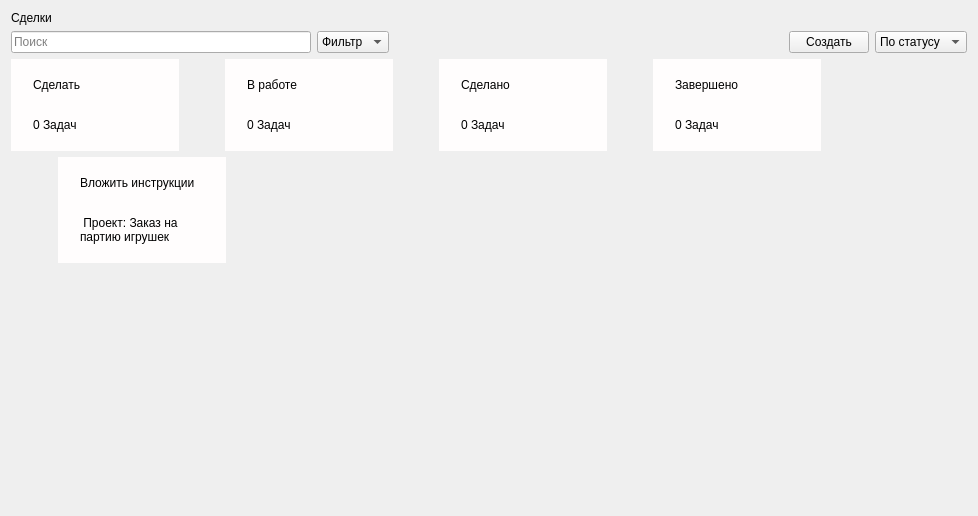
Above: CRMWindow.ui from Barnaga/TerraCRM before the change. Below: the same form after it.
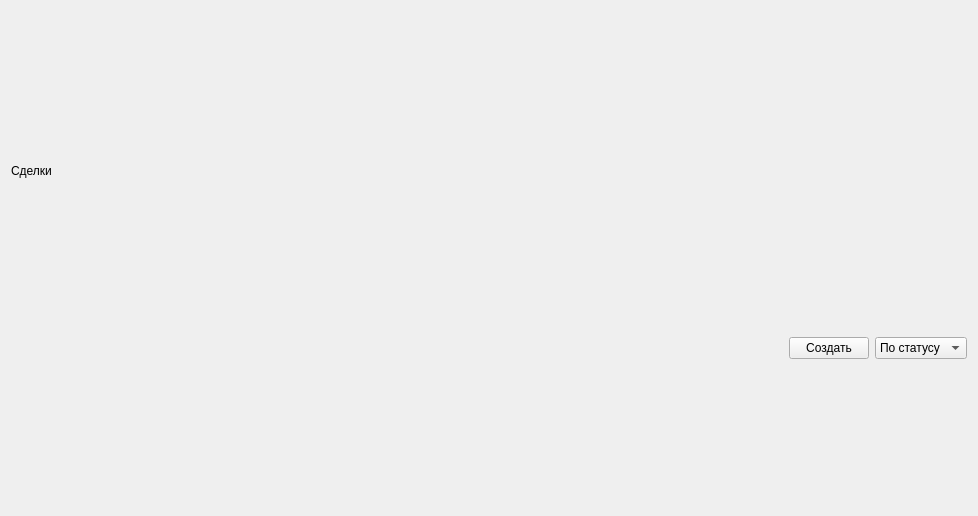
That is the form after the change.

```diff
--- a/CRMWindow.ui
+++ b/CRMWindow.ui
@@ -13,8 +13,8 @@
   <property name="windowTitle">
    <string>Form</string>
   </property>
-  <layout class="QFormLayout" name="formLayout">
-   <item row="0" column="0">
+  <layout class="QVBoxLayout" name="verticalLayout">
+   <item>
     <widget class="QLabel" name="dealsLbl">
      <property name="maximumSize">
       <size>
@@ -27,30 +27,8 @@
      </property>
     </widget>
    </item>
-   <item row="1" column="0" colspan="2">
+   <item>
     <layout class="QHBoxLayout" name="horizontalLayout_2">
-     <item>
-      <widget class="QLineEdit" name="lineEdit">
-       <property name="maximumSize">
-        <size>
-         <width>300</width>
-         <height>16777215</height>
-        </size>
-       </property>
-       <property name="placeholderText">
-        <string>Поиск</string>
-       </property>
-      </widget>
-     </item>
-     <item>
-      <widget class="QComboBox" name="comboBox">
-       <item>
-        <property name="text">
-         <string>Фильтр</string>
-        </property>
-       </item>
-      </widget>
-     </item>
      <item>
       <spacer name="horizontalSpacer_4">
        <property name="orientation">
@@ -94,285 +72,8 @@
      </item>
     </layout>
    </item>
-   <item row="2" column="0" colspan="2">
-    <layout class="QHBoxLayout" name="horizontalLayout">
-     <item>
-      <widget class="QWidget" name="toDoWidget" native="true">
-       <property name="sizePolicy">
-        <sizepolicy hsizetype="Maximum" vsizetype="Maximum">
-         <horstretch>0</horstretch>
-         <verstretch>0</verstretch>
-        </sizepolicy>
-       </property>
-       <property name="styleSheet">
-        <string notr="true">background-color: rgb(255,253,253);
-padding: 10px 10px;</string>
-       </property>
-       <layout class="QVBoxLayout" name="verticalLayout_4">
-        <item>
-         <widget class="QLabel" name="toDoTasksLbl">
-          <property name="sizePolicy">
-           <sizepolicy hsizetype="Minimum" vsizetype="Minimum">
-            <horstretch>0</horstretch>
-            <verstretch>0</verstretch>
-           </sizepolicy>
-          </property>
-          <property name="minimumSize">
-           <size>
-            <width>150</width>
-            <height>30</height>
-           </size>
-          </property>
-          <property name="styleSheet">
-           <string notr="true"/>
-          </property>
-          <property name="text">
-           <string>Сделать</string>
-          </property>
-         </widget>
-        </item>
-        <item>
-         <widget class="QLabel" name="toDoTasks">
-          <property name="text">
-           <string>0 Задач</string>
-          </property>
-         </widget>
-        </item>
-       </layout>
-      </widget>
-     </item>
-     <item>
-      <spacer name="horizontalSpacer">
-       <property name="orientation">
-        <enum>Qt::Orientation::Horizontal</enum>
-       </property>
-       <property name="sizeType">
-        <enum>QSizePolicy::Policy::Fixed</enum>
-       </property>
-       <property name="sizeHint" stdset="0">
-        <size>
-         <width>40</width>
-         <height>0</height>
-        </size>
-       </property>
-      </spacer>
-     </item>
-     <item>
-      <widget class="QWidget" name="toWorksWidget" native="true">
-       <property name="sizePolicy">
-        <sizepolicy hsizetype="Maximum" vsizetype="Maximum">
-         <horstretch>0</horstretch>
-         <verstretch>0</verstretch>
-        </sizepolicy>
-       </property>
-       <property name="styleSheet">
-        <string notr="true">background-color: rgb(255,253,253);
-padding: 10px 10px;</string>
-       </property>
-       <layout class="QVBoxLayout" name="verticalLayout_2">
-        <item>
-         <widget class="QLabel" name="toWorksTasksLbl">
-          <property name="sizePolicy">
-           <sizepolicy hsizetype="Minimum" vsizetype="Minimum">
-            <horstretch>0</horstretch>
-            <verstretch>0</verstretch>
-           </sizepolicy>
-          </property>
-          <property name="minimumSize">
-           <size>
-            <width>150</width>
-            <height>30</height>
-           </size>
-          </property>
-          <property name="styleSheet">
-           <string notr="true"/>
-          </property>
-          <property name="text">
-           <string>В работе</string>
-          </property>
-         </widget>
-        </item>
-        <item>
-         <widget class="QLabel" name="toWorksTasks">
-          <property name="text">
-           <string>0 Задач</string>
-          </property>
-         </widget>
-        </item>
-       </layout>
-      </widget>
-     </item>
-     <item>
-      <spacer name="horizontalSpacer_2">
-       <property name="orientation">
-        <enum>Qt::Orientation::Horizontal</enum>
-       </property>
-       <property name="sizeType">
-        <enum>QSizePolicy::Policy::Fixed</enum>
-       </property>
-       <property name="sizeHint" stdset="0">
-        <size>
-         <width>40</width>
-         <height>20</height>
-        </size>
-       </property>
-      </spacer>
-     </item>
-     <item>
-      <widget class="QWidget" name="toDoneWidget" native="true">
-       <property name="sizePolicy">
-        <sizepolicy hsizetype="Maximum" vsizetype="Maximum">
-         <horstretch>0</horstretch>
-         <verstretch>0</verstretch>
-        </sizepolicy>
-       </property>
-       <property name="styleSheet">
-        <string notr="true">background-color: rgb(255,253,253);
-padding: 10px 10px;</string>
-       </property>
-       <layout class="QVBoxLayout" name="verticalLayout_3">
-        <item>
-         <widget class="QLabel" name="toDoneTasksLbl">
-          <property name="sizePolicy">
-           <sizepolicy hsizetype="Minimum" vsizetype="Minimum">
-            <horstretch>0</horstretch>
-            <verstretch>0</verstretch>
-           </sizepolicy>
-          </property>
-          <property name="minimumSize">
-           <size>
-            <width>150</width>
-            <height>30</height>
-           </size>
-          </property>
-          <property name="styleSheet">
-           <string notr="true"/>
-          </property>
-          <property name="text">
-           <string>Сделано</string>
-          </property>
-         </widget>
-        </item>
-        <item>
-         <widget class="QLabel" name="toDoneTasks">
-          <property name="text">
-           <string>0 Задач</string>
-          </property>
-         </widget>
-        </item>
-       </layout>
-      </widget>
-     </item>
-     <item>
-      <spacer name="horizontalSpacer_3">
-       <property name="orientation">
-        <enum>Qt::Orientation::Horizontal</enum>
-       </property>
-       <property name="sizeType">
-        <enum>QSizePolicy::Policy::Fixed</enum>
-       </property>
-       <property name="sizeHint" stdset="0">
-        <size>
-         <width>40</width>
-         <height>20</height>
-        </size>
-       </property>
-      </spacer>
-     </item>
-     <item>
-      <widget class="QWidget" name="toCompleteWidget" native="true">
-       <property name="sizePolicy">
-        <sizepolicy hsizetype="Maximum" vsizetype="Maximum">
-         <horstretch>0</horstretch>
-         <verstretch>0</verstretch>
-        </sizepolicy>
-       </property>
-       <property name="styleSheet">
-        <string notr="true">background-color: rgb(255,253,253);
-padding: 10px 10px;</string>
-       </property>
-       <layout class="QVBoxLayout" name="verticalLayout_5">
-        <item>
-         <widget class="QLabel" name="toCompleteTasksLbl">
-          <property name="sizePolicy">
-           <sizepolicy hsizetype="Fixed" vsizetype="Fixed">
-            <horstretch>0</horstretch>
-            <verstretch>0</verstretch>
-           </sizepolicy>
-          </property>
-          <property name="minimumSize">
-           <size>
-            <width>150</width>
-            <height>30</height>
-           </size>
-          </property>
-          <property name="styleSheet">
-           <string notr="true"/>
-          </property>
-          <property name="text">
-           <string>Завершено</string>
-          </property>
-         </widget>
-        </item>
-        <item>
-         <widget class="QLabel" name="toCompleteTasks">
-          <property name="text">
-           <string>0 Задач</string>
-          </property>
-         </widget>
-        </item>
-       </layout>
-      </widget>
-     </item>
-    </layout>
-   </item>
-   <item row="3" column="1">
-    <widget class="QWidget" name="toDoItem" native="true">
-     <property name="sizePolicy">
-      <sizepolicy hsizetype="Maximum" vsizetype="Maximum">
-       <horstretch>0</horstretch>
-       <verstretch>0</verstretch>
-      </sizepolicy>
-     </property>
-     <property name="styleSheet">
-      <string notr="true">background-color: rgb(255,253,253);
-padding: 10px 10px;</string>
-     </property>
-     <layout class="QVBoxLayout" name="verticalLayout_6">
-      <item>
-       <widget class="QLabel" name="nameTasksLbl">
-        <property name="sizePolicy">
-         <sizepolicy hsizetype="Minimum" vsizetype="Minimum">
-          <horstretch>0</horstretch>
-          <verstretch>0</verstretch>
-         </sizepolicy>
-        </property>
-        <property name="minimumSize">
-         <size>
-          <width>150</width>
-          <height>30</height>
-         </size>
-        </property>
-        <property name="styleSheet">
-         <string notr="true"/>
-        </property>
-        <property name="text">
-         <string>Вложить инструкции</string>
-        </property>
-       </widget>
-      </item>
-      <item>
-       <widget class="QLabel" name="projectName">
-        <property name="text">
-         <string> Проект: Заказ на партию игрушек</string>
-        </property>
-        <property name="wordWrap">
-         <bool>true</bool>
-        </property>
-       </widget>
-      </item>
-     </layout>
-    </widget>
+   <item>
+    <layout class="QVBoxLayout" name="crmLayout"/>
    </item>
   </layout>
  </widget>
```
